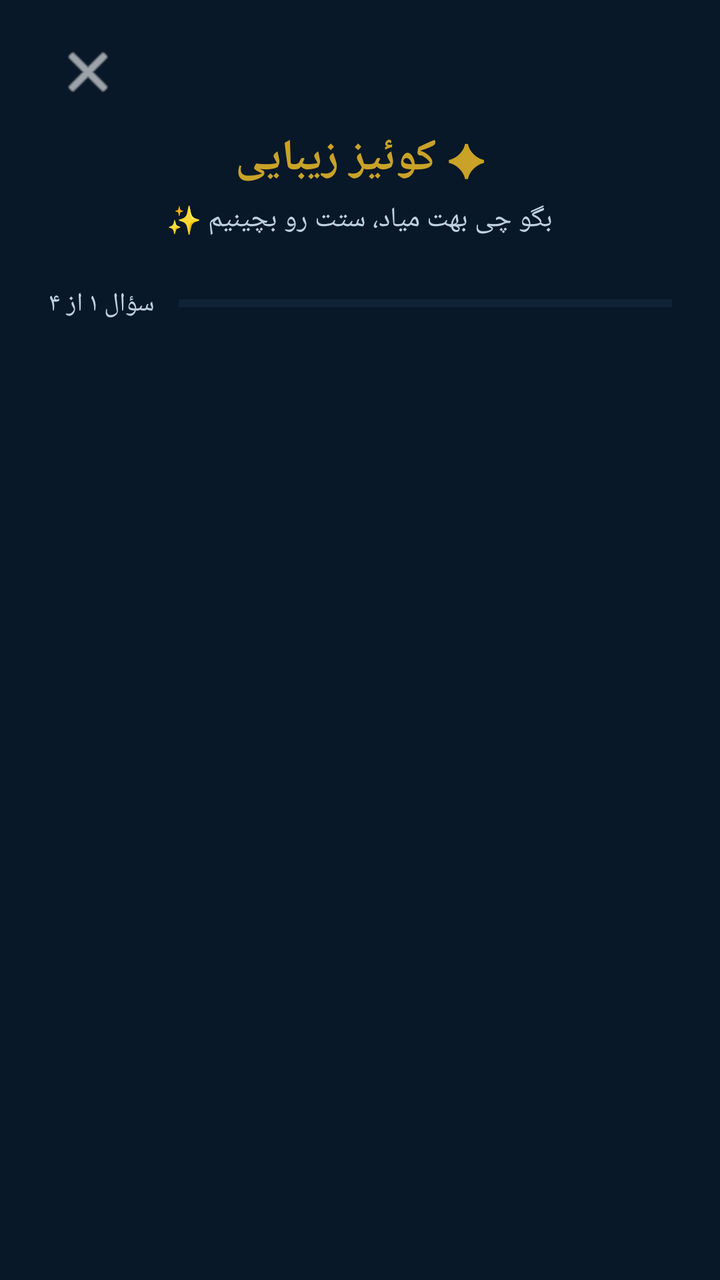
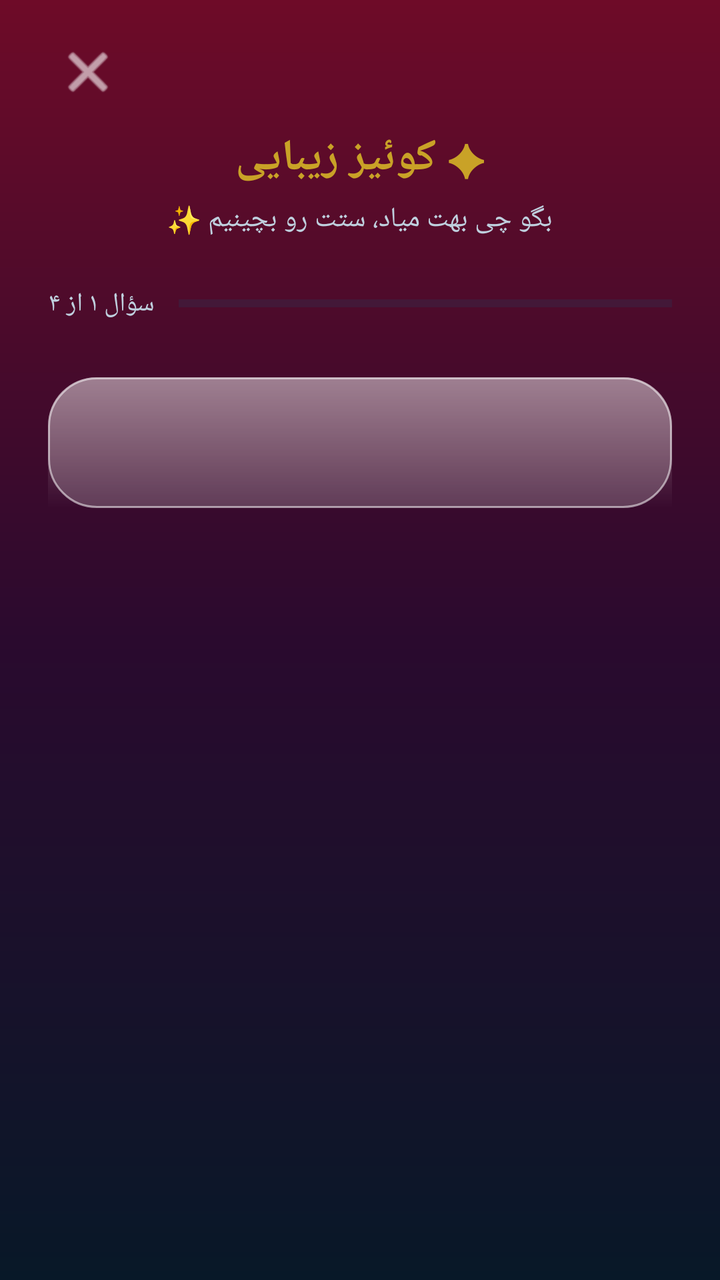

Two renders of the same Android screen: before a commit and after it. Below are the layout's source before the change and the commit's diff.
<!-- AndroidManifest.xml: application theme Theme.AramisBeauty -->
<!-- res/layout/activity_quiz.xml -->
<?xml version="1.0" encoding="utf-8"?>
<FrameLayout xmlns:android="http://schemas.android.com/apk/res/android"
    xmlns:app="http://schemas.android.com/apk/res-auto"
    android:layout_width="match_parent"
    android:layout_height="match_parent"
    android:background="@color/header_top">

    
    <LinearLayout
        android:id="@+id/quiz_question_view"
        android:layout_width="match_parent"
        android:layout_height="match_parent"
        android:orientation="vertical"
        android:paddingStart="24dp"
        android:paddingEnd="24dp"
        android:paddingTop="16dp"
        android:paddingBottom="24dp">

        <ImageButton
            android:id="@+id/quiz_close"
            android:layout_width="40dp"
            android:layout_height="40dp"
            android:layout_gravity="start"
            android:background="@android:color/transparent"
            android:contentDescription="بستن"
            android:src="@android:drawable/ic_menu_close_clear_cancel"
            android:tint="@color/white" />

        <TextView
            android:layout_width="wrap_content"
            android:layout_height="wrap_content"
            android:layout_gravity="center_horizontal"
            android:layout_marginTop="8dp"
            android:fontFamily="@font/vazirmatn"
            android:text="✦ کوئیز زیبایی"
            android:textColor="@color/gold"
            android:textSize="22sp"
            android:textStyle="bold" />

        <TextView
            android:layout_width="wrap_content"
            android:layout_height="wrap_content"
            android:layout_gravity="center_horizontal"
            android:layout_marginTop="6dp"
            android:fontFamily="@font/vazirmatn"
            android:text="بگو چی بهت میاد، ستت رو بچینیم ✨"
            android:textColor="#BFD0DE"
            android:textSize="14sp" />

        <LinearLayout
            android:layout_width="match_parent"
            android:layout_height="wrap_content"
            android:layout_marginTop="24dp"
            android:gravity="center_vertical"
            android:orientation="horizontal">

            <TextView
                android:id="@+id/quiz_progress_text"
                android:layout_width="wrap_content"
                android:layout_height="wrap_content"
                android:fontFamily="@font/vazirmatn"
                android:text="سؤال ۱ از ۴"
                android:textColor="#BFD0DE"
                android:textSize="13sp" />

            <ProgressBar
                android:id="@+id/quiz_progress"
                style="?android:attr/progressBarStyleHorizontal"
                android:layout_width="0dp"
                android:layout_height="6dp"
                android:layout_marginStart="12dp"
                android:layout_weight="1"
                android:max="4"
                android:progress="0"
                android:progressBackgroundTint="@color/quiz_option_border"
                android:progressTint="@color/gold" />
        </LinearLayout>

        <TextView
            android:id="@+id/quiz_question_title"
            android:layout_width="wrap_content"
            android:layout_height="wrap_content"
            android:layout_marginTop="28dp"
            android:fontFamily="@font/vazirmatn"
            android:textColor="@color/white"
            android:textSize="22sp"
            android:textStyle="bold" />

        <LinearLayout
            android:id="@+id/quiz_options"
            android:layout_width="match_parent"
            android:layout_height="wrap_content"
            android:layout_marginTop="20dp"
            android:orientation="vertical" />

        <androidx.appcompat.widget.AppCompatButton
            android:id="@+id/quiz_back"
            android:layout_width="wrap_content"
            android:layout_height="48dp"
            android:layout_marginTop="16dp"
            android:background="@android:color/transparent"
            android:fontFamily="@font/vazirmatn"
            android:text="قبلی"
            android:textColor="#BFD0DE"
            android:textSize="15sp"
            android:visibility="gone" />
    </LinearLayout>

    
    <LinearLayout
        android:id="@+id/quiz_loading_view"
        android:layout_width="match_parent"
        android:layout_height="match_parent"
        android:gravity="center"
        android:orientation="vertical"
        android:visibility="gone">

        <ProgressBar
            android:layout_width="48dp"
            android:layout_height="48dp"
            android:indeterminateTint="@color/gold" />

        <TextView
            android:layout_width="wrap_content"
            android:layout_height="wrap_content"
            android:layout_marginTop="16dp"
            android:fontFamily="@font/vazirmatn"
            android:text="دارم ستت رو آماده می‌کنم…"
            android:textColor="@color/white"
            android:textSize="15sp" />
    </LinearLayout>

    
    <ScrollView
        android:id="@+id/quiz_result_view"
        android:layout_width="match_parent"
        android:layout_height="match_parent"
        android:visibility="gone">

        <LinearLayout
            android:layout_width="match_parent"
            android:layout_height="wrap_content"
            android:orientation="vertical"
            android:paddingStart="24dp"
            android:paddingEnd="24dp"
            android:paddingTop="20dp"
            android:paddingBottom="24dp">

            <TextView
                android:layout_width="wrap_content"
                android:layout_height="wrap_content"
                android:layout_gravity="center_horizontal"
                android:fontFamily="@font/vazirmatn"
                android:text="✦ ست تو آماده‌ست"
                android:textColor="@color/gold"
                android:textSize="18sp"
                android:textStyle="bold" />

            <TextView
                android:id="@+id/quiz_result_title"
                android:layout_width="wrap_content"
                android:layout_height="wrap_content"
                android:layout_gravity="center_horizontal"
                android:layout_marginTop="8dp"
                android:fontFamily="@font/vazirmatn"
                android:textColor="@color/white"
                android:textSize="22sp"
                android:textStyle="bold" />

            <TextView
                android:id="@+id/quiz_result_desc"
                android:layout_width="wrap_content"
                android:layout_height="wrap_content"
                android:layout_gravity="center_horizontal"
                android:layout_marginTop="8dp"
                android:fontFamily="@font/vazirmatn"
                android:textAlignment="center"
                android:textColor="#BFD0DE"
                android:textSize="14sp" />

            <LinearLayout
                android:id="@+id/quiz_result_products"
                android:layout_width="match_parent"
                android:layout_height="wrap_content"
                android:layout_marginTop="24dp"
                android:orientation="vertical" />

            <androidx.appcompat.widget.AppCompatButton
                android:id="@+id/quiz_retake"
                android:layout_width="match_parent"
                android:layout_height="52dp"
                android:layout_marginTop="8dp"
                android:background="@drawable/quiz_button_outline"
                android:fontFamily="@font/vazirmatn"
                android:text="دوباره"
                android:textColor="@color/gold"
                android:textSize="15sp"
                android:textStyle="bold"
                app:backgroundTint="@null" />

            <androidx.appcompat.widget.AppCompatButton
                android:id="@+id/quiz_done"
                android:layout_width="match_parent"
                android:layout_height="52dp"
                android:layout_marginTop="12dp"
                android:background="@drawable/quiz_button_gold"
                android:fontFamily="@font/vazirmatn"
                android:text="بازگشت به فروشگاه"
                android:textColor="@color/header_top"
                android:textSize="15sp"
                android:textStyle="bold"
                app:backgroundTint="@null" />
        </LinearLayout>
    </ScrollView>
</FrameLayout>
<!-- resources referenced by this layout -->
<resources>
  <color name="gold">#C9A227</color>
  <color name="header_top">#081828</color>
  <color name="quiz_option_border">#24405E</color>
  <color name="white">#FFFFFF</color>
  <!-- drawable quiz_button_gold (drawable) -->
  <?xml version="1.0" encoding="utf-8"?>
  <shape xmlns:android="http://schemas.android.com/apk/res/android"
      android:shape="rectangle">
      <solid android:color="@color/gold" />
      <corners android:radius="24dp" />
  </shape>
  <!-- drawable quiz_button_outline (drawable) -->
  <?xml version="1.0" encoding="utf-8"?>
  <shape xmlns:android="http://schemas.android.com/apk/res/android"
      android:shape="rectangle">
      <solid android:color="@android:color/transparent" />
      <stroke
          android:width="1.5dp"
          android:color="@color/gold" />
      <corners android:radius="24dp" />
  </shape>
  <style name="Theme.AramisBeauty" parent="Theme.Material3.DayNight.NoActionBar">
          <item name="colorPrimary">@color/burgundy</item>
          <item name="colorPrimaryDark">@color/burgundy_dark</item>
          <item name="colorOnPrimary">@color/white</item>
          <item name="colorSecondary">@color/gold</item>
          <item name="android:windowBackground">@color/white</item>
          <item name="colorSurface">@color/white</item>
      </style>
  <color name="burgundy">#6E0B28</color>
  <color name="burgundy_dark">#4A0819</color>
</resources>

<!-- the commit's change to res/layout/activity_quiz.xml (unified diff, before → after) -->
@@ -3,7 +3,7 @@
     xmlns:app="http://schemas.android.com/apk/res-auto"
     android:layout_width="match_parent"
     android:layout_height="match_parent"
-    android:background="@color/header_top">
+    android:background="@drawable/glass_bg_gradient">
 
     
     <LinearLayout
@@ -78,10 +78,12 @@
 
         <TextView
             android:id="@+id/quiz_question_title"
-            android:layout_width="wrap_content"
+            android:layout_width="match_parent"
             android:layout_height="wrap_content"
             android:layout_marginTop="28dp"
-            android:fontFamily="@font/vazirmatn"
+            android:background="@drawable/glass_panel"
+            android:fontFamily="@font/vazirmatn"
+            android:padding="18dp"
             android:textColor="@color/white"
             android:textSize="22sp"
             android:textStyle="bold" />
<!-- resource entries referenced after the edit -->
@@ -4,6 +4,42 @@
   <color name="header_top">#081828</color>
   <color name="quiz_option_border">#24405E</color>
   <color name="white">#FFFFFF</color>
+  <!-- drawable glass_bg_gradient (drawable) -->
+  <?xml version="1.0" encoding="utf-8"?>
+  <shape xmlns:android="http://schemas.android.com/apk/res/android"
+      android:shape="rectangle">
+      <gradient
+          android:angle="270"
+          android:centerColor="#2A0A2E"
+          android:endColor="#081828"
+          android:startColor="#6E0B28"
+          android:type="linear" />
+  </shape>
+  <!-- drawable glass_panel (drawable) -->
+  <?xml version="1.0" encoding="utf-8"?>
+  <layer-list xmlns:android="http://schemas.android.com/apk/res/android">
+      <item>
+          <shape android:shape="rectangle">
+              <solid android:color="#33FFFFFF" />
+              <stroke
+                  android:width="1dp"
+                  android:color="#8CFFFFFF" />
+              <corners android:radius="24dp" />
+          </shape>
+      </item>
+      <item android:bottom="60%">
+          <shape android:shape="rectangle">
+              <gradient
+                  android:angle="270"
+                  android:endColor="#00FFFFFF"
+                  android:startColor="#59FFFFFF"
+                  android:type="linear" />
+              <corners
+                  android:topLeftRadius="24dp"
+                  android:topRightRadius="24dp" />
+          </shape>
+      </item>
+  </layer-list>
   <!-- drawable quiz_button_gold (drawable) -->
   <?xml version="1.0" encoding="utf-8"?>
   <shape xmlns:android="http://schemas.android.com/apk/res/android"
